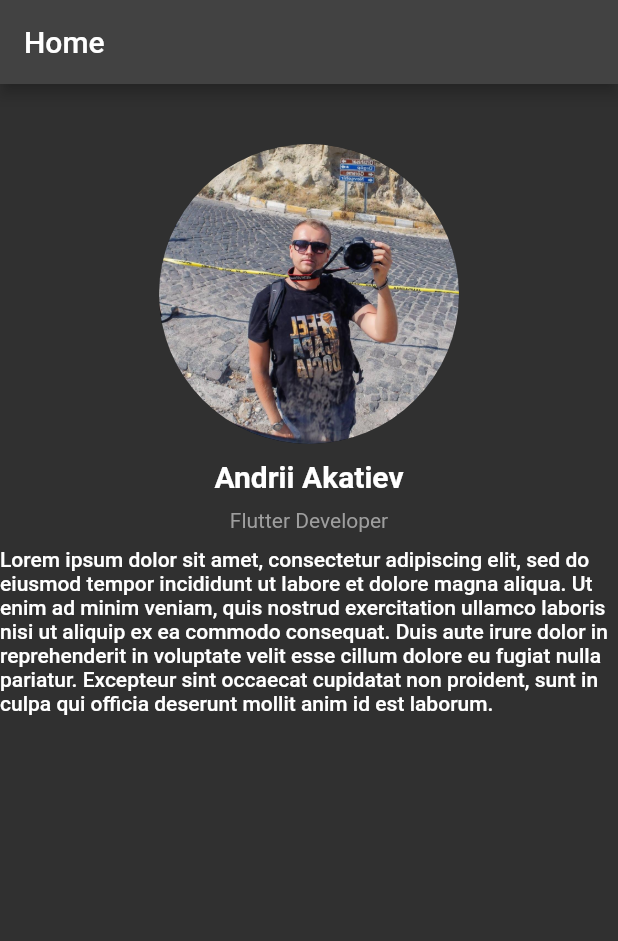
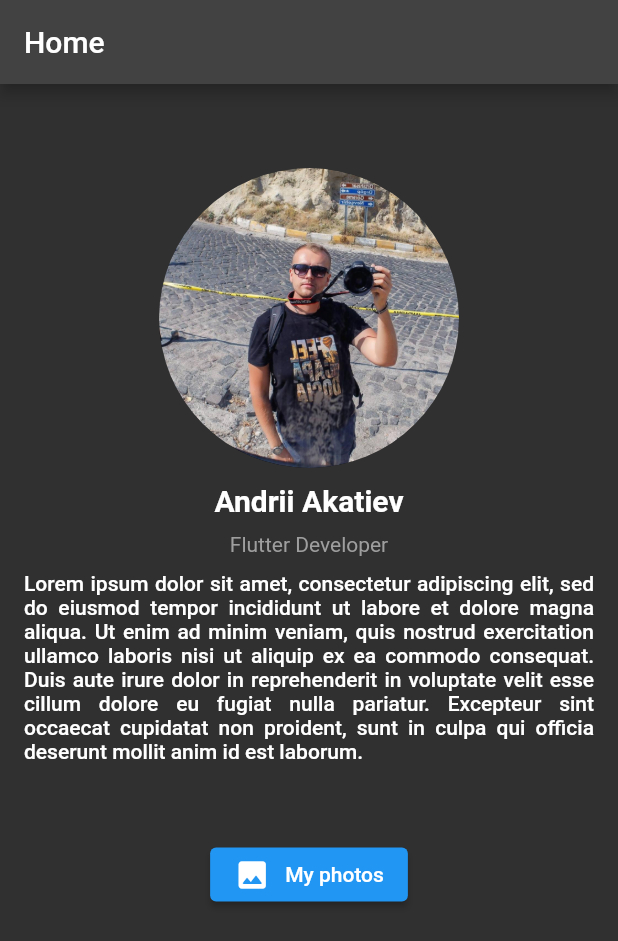
Before and after one commit to endrews21/myProject, a Flutter app: the screen it shows after launch, on a phone screen of 412 x 824 dp. Shown: the top 941 px of the screen. Run offline on Flutter 3.47's test engine with Material 2 defaults, Android fonts, the phone set to English and light mode, and no system bars.

Commit message:
update 13.11.2023

```diff
--- a/lib/home_page.dart
+++ b/lib/home_page.dart
@@ -1,4 +1,6 @@
 import 'package:flutter/material.dart';
+
+import 'my_photos.dart';
 
 class HomePage extends StatelessWidget {
   const HomePage({super.key});
@@ -7,22 +9,22 @@ class HomePage extends StatelessWidget {
   Widget build(BuildContext context) {
     return Scaffold(
       appBar: AppBar(
-        title: const Text ('Home'),// AppBar
+        title: const Text('Home'), // AppBar
       ),
       body: Center(
+        child: Padding(
+          padding: const EdgeInsets.all(16.0),
           child: Column(
             mainAxisAlignment: MainAxisAlignment.start,
             children: [
-          const SizedBox(height:40),
+              const SizedBox(height: 40),
               const CircleAvatar(
                 radius: 100,
-            backgroundImage: AssetImage ('assets/images/my.jpg'),
+                backgroundImage: AssetImage('assets/images/my.jpg'),
               ),
-          const SizedBox(height:10),
+              const SizedBox(height: 10),
               const Text(
-            style: TextStyle(
-            fontSize: 20,
-            fontWeight: FontWeight.w600),
+                style: TextStyle(fontSize: 20, fontWeight: FontWeight.w600),
                 'Andrii Akatiev',
               ),
               const SizedBox(height: 10),
@@ -34,8 +36,25 @@ class HomePage extends StatelessWidget {
               Text(
                 'Lorem ipsum dolor sit amet, consectetur adipiscing elit, sed do eiusmod tempor incididunt ut labore et dolore magna aliqua. Ut enim ad minim veniam, quis nostrud exercitation ullamco laboris nisi ut aliquip ex ea commodo consequat. Duis aute irure dolor in reprehenderit in voluptate velit esse cillum dolore eu fugiat nulla pariatur. Excepteur sint occaecat cupidatat non proident, sunt in culpa qui officia deserunt mollit anim id est laborum.',
                 style: Theme.of(context).textTheme.bodyLarge,
+                textAlign: TextAlign.justify,
+              ),
+              const SizedBox(height: 50),
+              ElevatedButton(
+                onPressed: () {
+                  Navigator.push(context,
+                      MaterialPageRoute(builder: (context) => MyPhotos()));
+                },
+                child: const Row(
+                  mainAxisSize: MainAxisSize.min,
+                  children: [
+                    Icon(Icons.image_rounded),
+                    SizedBox(width: 10),
+                    Text('My photos'),
+                  ],
+                ),
               ),
             ],
+          ),
         ),
       ),
     );
```
Also changed, not shown: lib/item_photo.dart (added, +47 -0 lines), lib/my_photos.dart (added, +50 -0 lines). Lines whose indentation alone changed are shown as unchanged.
